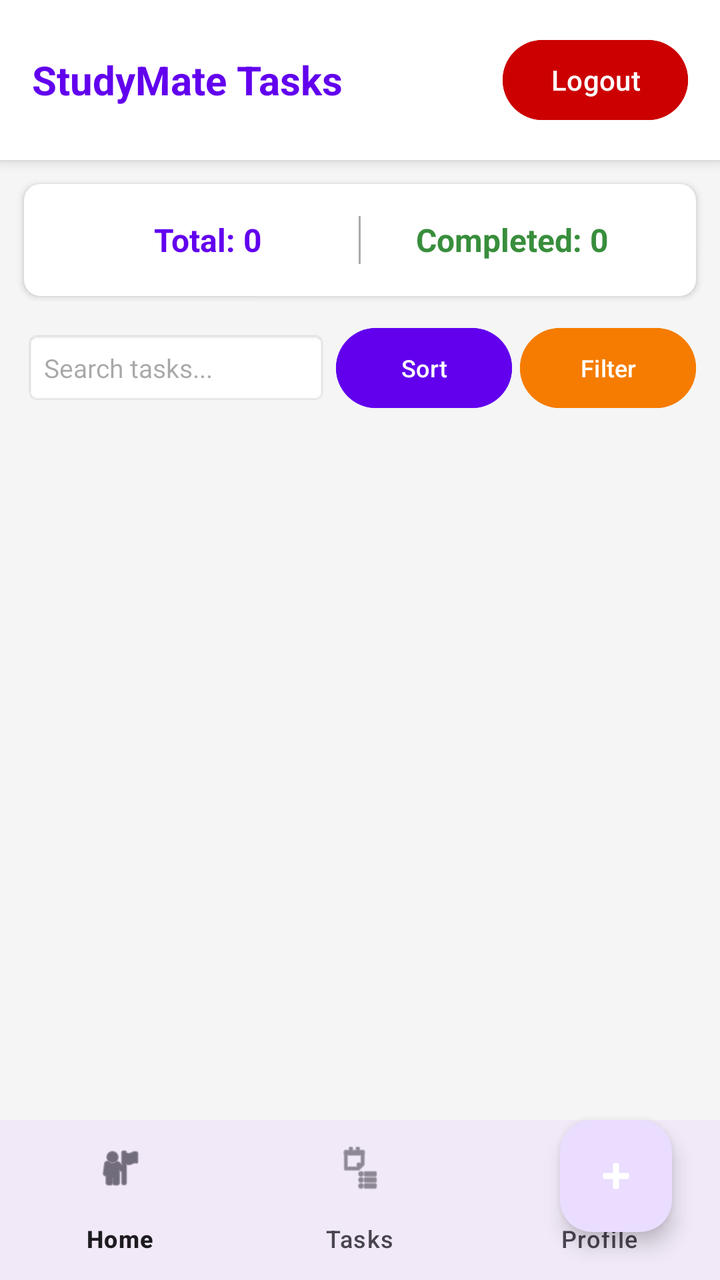
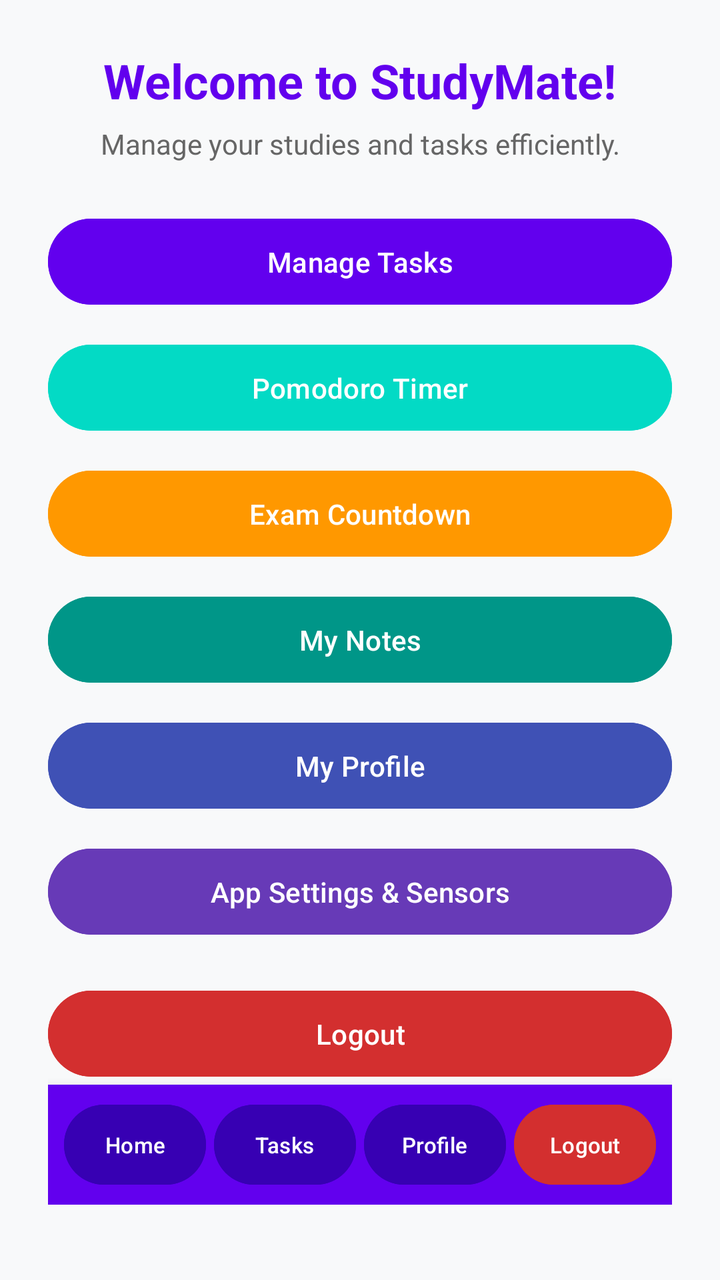

Compare the two renders of this Android layout. The source of the first and the diff that turns it into the second are given below.
<!-- AndroidManifest.xml: application theme Theme.StudyMate -->
<!-- res/layout/activity_main.xml -->
<?xml version="1.0" encoding="utf-8"?>
<androidx.coordinatorlayout.widget.CoordinatorLayout xmlns:android="http://schemas.android.com/apk/res/android"
    xmlns:app="http://schemas.android.com/apk/res-auto"
    android:layout_width="match_parent"
    android:layout_height="match_parent"
    android:background="#F5F5F5">

    <LinearLayout
        android:layout_width="match_parent"
        android:layout_height="match_parent"
        android:orientation="vertical">

        
        <LinearLayout
            android:layout_width="match_parent"
            android:layout_height="wrap_content"
            android:orientation="horizontal"
            android:gravity="center_vertical"
            android:padding="16dp"
            android:background="@android:color/white"
            android:elevation="4dp">

            <TextView
                android:layout_width="0dp"
                android:layout_height="wrap_content"
                android:layout_weight="1"
                android:text="StudyMate Tasks"
                android:textSize="20sp"
                android:textStyle="bold"
                android:textColor="@color/design_default_color_primary" />

            <Button
                android:id="@+id/btnLogout"
                android:layout_width="wrap_content"
                android:layout_height="wrap_content"
                android:text="Logout"
                android:backgroundTint="@android:color/holo_red_dark"
                android:textColor="@android:color/white" />
        </LinearLayout>

        
        <TextView
            android:id="@+id/tvTaskAlert"
            android:layout_width="match_parent"
            android:layout_height="wrap_content"
            android:text="⚠️ Alert: You have tasks due today!"
            android:textSize="14sp"
            android:textStyle="bold"
            android:textColor="@android:color/white"
            android:background="#D32F2F"
            android:padding="10dp"
            android:gravity="center"
            android:visibility="gone" />

        
        <androidx.cardview.widget.CardView
            android:layout_width="match_parent"
            android:layout_height="wrap_content"
            android:layout_margin="12dp"
            app:cardCornerRadius="8dp"
            app:cardElevation="2dp">

            <LinearLayout
                android:layout_width="match_parent"
                android:layout_height="wrap_content"
                android:orientation="horizontal"
                android:padding="16dp"
                android:gravity="center">

                <TextView
                    android:id="@+id/tvTotalTasksCount"
                    android:layout_width="0dp"
                    android:layout_height="wrap_content"
                    android:layout_weight="1"
                    android:text="Total: 0"
                    android:textSize="16sp"
                    android:textStyle="bold"
                    android:textColor="@color/design_default_color_primary"
                    android:gravity="center" />

                <View
                    android:layout_width="1dp"
                    android:layout_height="24dp"
                    android:background="@android:color/darker_gray" />

                <TextView
                    android:id="@+id/tvCompletedTasksCount"
                    android:layout_width="0dp"
                    android:layout_height="wrap_content"
                    android:layout_weight="1"
                    android:text="Completed: 0"
                    android:textSize="16sp"
                    android:textStyle="bold"
                    android:textColor="#388E3C"
                    android:gravity="center" />
            </LinearLayout>
        </androidx.cardview.widget.CardView>

        
        <LinearLayout
            android:layout_width="match_parent"
            android:layout_height="wrap_content"
            android:orientation="horizontal"
            android:layout_marginHorizontal="12dp"
            android:layout_marginBottom="8dp"
            android:gravity="center_vertical">

            <EditText
                android:id="@+id/etSearchTask"
                android:layout_width="0dp"
                android:layout_height="wrap_content"
                android:layout_weight="1"
                android:hint="Search tasks..."
                android:padding="10dp"
                android:background="@android:drawable/editbox_background_normal"
                android:textSize="13sp"
                android:inputType="text"
                android:autofillHints="name" />

            <Button
                android:id="@+id/btnSortTasks"
                android:layout_width="wrap_content"
                android:layout_height="wrap_content"
                android:text="Sort"
                android:layout_marginStart="4dp"
                android:backgroundTint="@color/design_default_color_primary"
                android:textColor="@android:color/white"
                android:textSize="12sp" />

            <Button
                android:id="@+id/btnFilterPriority"
                android:layout_width="wrap_content"
                android:layout_height="wrap_content"
                android:text="Filter"
                android:layout_marginStart="4dp"
                android:backgroundTint="#F57C00"
                android:textColor="@android:color/white"
                android:textSize="12sp" />
        </LinearLayout>

        
        <FrameLayout
            android:layout_width="match_parent"
            android:layout_height="0dp"
            android:layout_weight="1">

            
            <androidx.recyclerview.widget.RecyclerView
                android:id="@+id/recyclerViewTasks"
                android:layout_width="match_parent"
                android:layout_height="match_parent"
                android:padding="8dp" />

            
            <TextView
                android:id="@+id/tvEmptyState"
                android:layout_width="wrap_content"
                android:layout_height="wrap_content"
                android:layout_gravity="center"
                android:text="No tasks found!"
                android:textSize="18sp"
                android:textColor="@android:color/darker_gray"
                android:visibility="gone" />

        </FrameLayout>

        
        <com.google.android.material.bottomnavigation.BottomNavigationView
            android:id="@+id/bottomNavigationView"
            android:layout_width="match_parent"
            android:layout_height="wrap_content"
            android:background="?android:attr/windowBackground"
            app:menu="@menu/bottom_nav_menu" />

    </LinearLayout>

    
    <com.google.android.material.floatingactionbutton.FloatingActionButton
        android:id="@+id/fabAddTask"
        android:layout_width="wrap_content"
        android:layout_height="wrap_content"
        android:layout_gravity="bottom|end"
        android:layout_margin="24dp"
        android:layout_marginBottom="70dp"
        android:src="@android:drawable/ic_input_add"
        app:tint="@android:color/white"
        android:contentDescription="Add Task Button" />

</androidx.coordinatorlayout.widget.CoordinatorLayout>
<!-- resources referenced by this layout -->
<resources>
  <style name="Theme.StudyMate" parent="Base.Theme.StudyMate" />
  <style name="Base.Theme.StudyMate" parent="Theme.Material3.DayNight.NoActionBar">
          
          
      </style>
</resources>

<!-- the commit's change to res/layout/activity_main.xml (unified diff, before → after) -->
@@ -1,189 +1,176 @@
 <?xml version="1.0" encoding="utf-8"?>
-<androidx.coordinatorlayout.widget.CoordinatorLayout xmlns:android="http://schemas.android.com/apk/res/android"
-    xmlns:app="http://schemas.android.com/apk/res-auto"
+<ScrollView xmlns:android="http://schemas.android.com/apk/res/android"
     android:layout_width="match_parent"
     android:layout_height="match_parent"
-    android:background="#F5F5F5">
+    android:background="#F8F9FA"
+    android:padding="24dp">
 
     <LinearLayout
         android:layout_width="match_parent"
-        android:layout_height="match_parent"
-        android:orientation="vertical">
+        android:layout_height="wrap_content"
+        android:orientation="vertical"
+        android:gravity="center_horizontal">
+
+        <TextView
+            android:layout_width="wrap_content"
+            android:layout_height="wrap_content"
+            android:text="Welcome to StudyMate!"
+            android:textSize="24sp"
+            android:textStyle="bold"
+            android:textColor="#6200EE"
+            android:layout_marginBottom="6dp"
+            android:textAlignment="center" />
+
+        <TextView
+            android:layout_width="wrap_content"
+            android:layout_height="wrap_content"
+            android:text="Manage your studies and tasks efficiently."
+            android:textSize="14sp"
+            android:textColor="#666666"
+            android:layout_marginBottom="24dp"
+            android:textAlignment="center" />
 
         
-        <LinearLayout
+        <Button
+            android:id="@+id/btnManageTasks"
             android:layout_width="match_parent"
             android:layout_height="wrap_content"
-            android:orientation="horizontal"
-            android:gravity="center_vertical"
-            android:padding="16dp"
-            android:background="@android:color/white"
-            android:elevation="4dp">
-
-            <TextView
-                android:layout_width="0dp"
-                android:layout_height="wrap_content"
-                android:layout_weight="1"
-                android:text="StudyMate Tasks"
-                android:textSize="20sp"
-                android:textStyle="bold"
-                android:textColor="@color/design_default_color_primary" />
-
-            <Button
-                android:id="@+id/btnLogout"
-                android:layout_width="wrap_content"
-                android:layout_height="wrap_content"
-                android:text="Logout"
-                android:backgroundTint="@android:color/holo_red_dark"
-                android:textColor="@android:color/white" />
-        </LinearLayout>
+            android:text="Manage Tasks"
+            android:textColor="@android:color/white"
+            android:backgroundTint="#6200EE"
+            android:padding="12dp"
+            android:layout_marginBottom="12dp" />
 
         
-        <TextView
-            android:id="@+id/tvTaskAlert"
+        <Button
+            android:id="@+id/btnPomodoro"
             android:layout_width="match_parent"
             android:layout_height="wrap_content"
-            android:text="⚠️ Alert: You have tasks due today!"
-            android:textSize="14sp"
-            android:textStyle="bold"
+            android:text="Pomodoro Timer"
             android:textColor="@android:color/white"
-            android:background="#D32F2F"
-            android:padding="10dp"
-            android:gravity="center"
-            android:visibility="gone" />
+            android:backgroundTint="#03DAC5"
+            android:padding="12dp"
+            android:layout_marginBottom="12dp" />
 
         
-        <androidx.cardview.widget.CardView
+        <Button
+            android:id="@+id/btnExamCountdown"
             android:layout_width="match_parent"
             android:layout_height="wrap_content"
-            android:layout_margin="12dp"
-            app:cardCornerRadius="8dp"
-            app:cardElevation="2dp">
-
-            <LinearLayout
-                android:layout_width="match_parent"
-                android:layout_height="wrap_content"
-                android:orientation="horizontal"
-                android:padding="16dp"
-                android:gravity="center">
-
-                <TextView
-                    android:id="@+id/tvTotalTasksCount"
-                    android:layout_width="0dp"
-                    android:layout_height="wrap_content"
-                    android:layout_weight="1"
-                    android:text="Total: 0"
-                    android:textSize="16sp"
-                    android:textStyle="bold"
-                    android:textColor="@color/design_default_color_primary"
-                    android:gravity="center" />
-
-                <View
-                    android:layout_width="1dp"
-                    android:layout_height="24dp"
-                    android:background="@android:color/darker_gray" />
-
-                <TextView
-                    android:id="@+id/tvCompletedTasksCount"
-                    android:layout_width="0dp"
-                    android:layout_height="wrap_content"
-                    android:layout_weight="1"
-                    android:text="Completed: 0"
-                    android:textSize="16sp"
-                    android:textStyle="bold"
-                    android:textColor="#388E3C"
-                    android:gravity="center" />
-            </LinearLayout>
-        </androidx.cardview.widget.CardView>
+            android:text="Exam Countdown"
+            android:textColor="@android:color/white"
+            android:backgroundTint="#FF9800"
+            android:padding="12dp"
+            android:layout_marginBottom="12dp" />
 
         
-        <LinearLayout
+        <Button
+            android:id="@+id/btnNotes"
             android:layout_width="match_parent"
             android:layout_height="wrap_content"
-            android:orientation="horizontal"
-            android:layout_marginHorizontal="12dp"
-            android:layout_marginBottom="8dp"
-            android:gravity="center_vertical">
-
-            <EditText
-                android:id="@+id/etSearchTask"
-                android:layout_width="0dp"
-                android:layout_height="wrap_content"
-                android:layout_weight="1"
-                android:hint="Search tasks..."
-                android:padding="10dp"
-                android:background="@android:drawable/editbox_background_normal"
-                android:textSize="13sp"
-                android:inputType="text"
-                android:autofillHints="name" />
-
-            <Button
-                android:id="@+id/btnSortTasks"
-                android:layout_width="wrap_content"
-                android:layout_height="wrap_content"
-                android:text="Sort"
-                android:layout_marginStart="4dp"
-                android:backgroundTint="@color/design_default_color_primary"
-                android:textColor="@android:color/white"
-                android:textSize="12sp" />
-
-            <Button
-                android:id="@+id/btnFilterPriority"
-                android:layout_width="wrap_content"
-                android:layout_height="wrap_content"
-                android:text="Filter"
-                android:layout_marginStart="4dp"
-                android:backgroundTint="#F57C00"
-                android:textColor="@android:color/white"
-                android:textSize="12sp" />
-        </LinearLayout>
+            android:text="My Notes"
+            android:textColor="@android:color/white"
+            android:backgroundTint="#009688"
+            android:padding="12dp"
+            android:layout_marginBottom="12dp" />
 
         
-        <FrameLayout
+        <Button
+            android:id="@+id/btnProfile"
             android:layout_width="match_parent"
-            android:layout_height="0dp"
-            android:layout_weight="1">
-
-            
-            <androidx.recyclerview.widget.RecyclerView
-                android:id="@+id/recyclerViewTasks"
-                android:layout_width="match_parent"
-                android:layout_height="match_parent"
-                android:padding="8dp" />
-
-            
-            <TextView
-                android:id="@+id/tvEmptyState"
-                android:layout_width="wrap_content"
-                android:layout_height="wrap_content"
-                android:layout_gravity="center"
-                android:text="No tasks found!"
-                android:textSize="18sp"
-                android:textColor="@android:color/darker_gray"
-                android:visibility="gone" />
-
-        </FrameLayout>
+            android:layout_height="wrap_content"
+            android:text="My Profile"
+            android:textColor="@android:color/white"
+            android:backgroundTint="#3F51B5"
+            android:padding="12dp"
+            android:layout_marginBottom="12dp" />
 
         
-        <com.google.android.material.bottomnavigation.BottomNavigationView
-            android:id="@+id/bottomNavigationView"
+        <Button
+            android:id="@+id/btnSettings"
             android:layout_width="match_parent"
             android:layout_height="wrap_content"
-            android:background="?android:attr/windowBackground"
-            app:menu="@menu/bottom_nav_menu" />
+            android:text="App Settings &amp; Sensors"
+            android:textColor="@android:color/white"
+            android:backgroundTint="#673AB7"
+            android:padding="12dp"
+            android:layout_marginBottom="20dp" />
+
+        
+        <Button
+            android:id="@+id/btnLogout"
+            android:layout_width="match_parent"
+            android:layout_height="wrap_content"
+            android:text="Logout"
+            android:textColor="@android:color/white"
+            android:backgroundTint="#D32F2F"
+            android:padding="12dp" />
+
+        <include
+            layout="@layout/layout_bottom_nav"
+            android:layout_width="match_parent"
+            android:layout_height="wrap_content"
+            android:layout_alignParentBottom="true"/>
 
     </LinearLayout>
+</ScrollView>
+<!-- res/layout/layout_bottom_nav.xml (included above) -->
+<?xml version="1.0" encoding="utf-8"?>
+<LinearLayout xmlns:android="http://schemas.android.com/apk/res/android"
+    android:layout_width="match_parent"
+    android:layout_height="wrap_content"
+    android:orientation="horizontal"
+    android:background="#6200EE"
+    android:padding="6dp"
+    android:layout_marginTop="16dp"
+    android:elevation="8dp">
 
-    
-    <com.google.android.material.floatingactionbutton.FloatingActionButton
-        android:id="@+id/fabAddTask"
-        android:layout_width="wrap_content"
+    <Button
+        android:id="@+id/navHome"
+        android:layout_width="0dp"
         android:layout_height="wrap_content"
-        android:layout_gravity="bottom|end"
-        android:layout_margin="24dp"
-        android:layout_marginBottom="70dp"
-        android:src="@android:drawable/ic_input_add"
-        app:tint="@android:color/white"
-        android:contentDescription="Add Task Button" />
+        android:layout_weight="1"
+        android:text="Home"
+        android:textSize="11sp"
+        android:textColor="@android:color/white"
+        android:backgroundTint="#3700B3"
+        android:layout_marginHorizontal="2dp"
+        android:padding="4dp" />
 
-</androidx.coordinatorlayout.widget.CoordinatorLayout>
+    <Button
+        android:id="@+id/navTasks"
+        android:layout_width="0dp"
+        android:layout_height="wrap_content"
+        android:layout_weight="1"
+        android:text="Tasks"
+        android:textSize="11sp"
+        android:textColor="@android:color/white"
+        android:backgroundTint="#3700B3"
+        android:layout_marginHorizontal="2dp"
+        android:padding="4dp" />
+
+    <Button
+        android:id="@+id/navProfile"
+        android:layout_width="0dp"
+        android:layout_height="wrap_content"
+        android:layout_weight="1"
+        android:text="Profile"
+        android:textSize="11sp"
+        android:textColor="@android:color/white"
+        android:backgroundTint="#3700B3"
+        android:layout_marginHorizontal="2dp"
+        android:padding="4dp" />
+
+    <Button
+        android:id="@+id/navLogout"
+        android:layout_width="0dp"
+        android:layout_height="wrap_content"
+        android:layout_weight="1"
+        android:text="Logout"
+        android:textSize="11sp"
+        android:textColor="@android:color/white"
+        android:backgroundTint="#D32F2F"
+        android:layout_marginHorizontal="2dp"
+        android:padding="4dp" />
+
+</LinearLayout>
